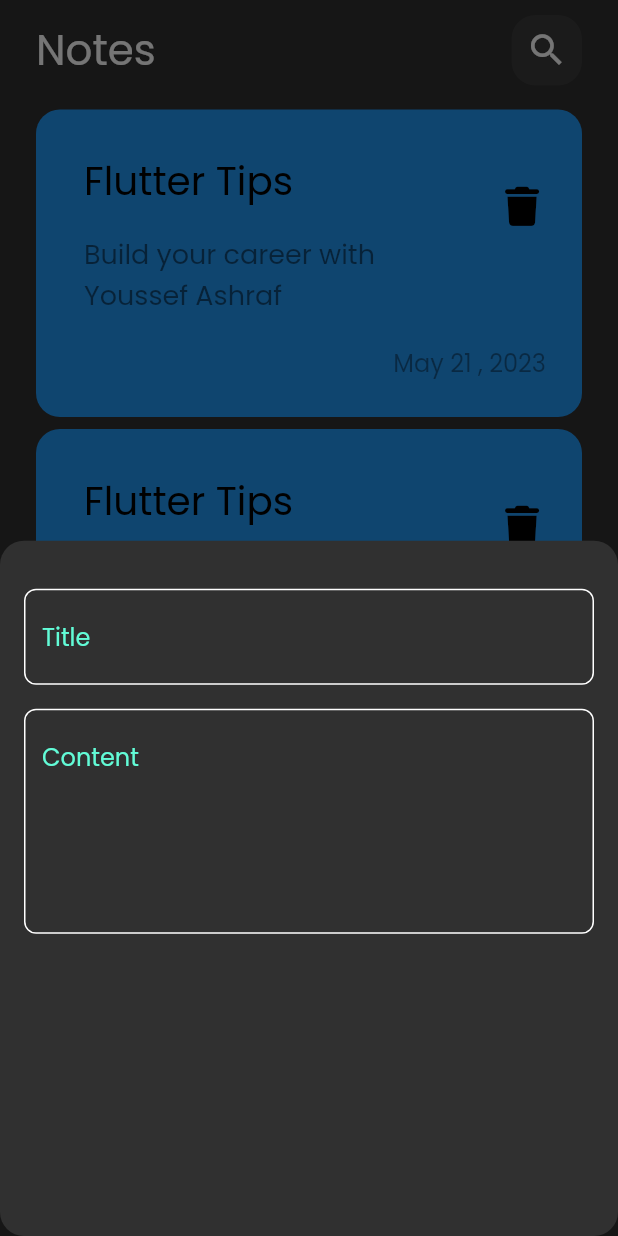
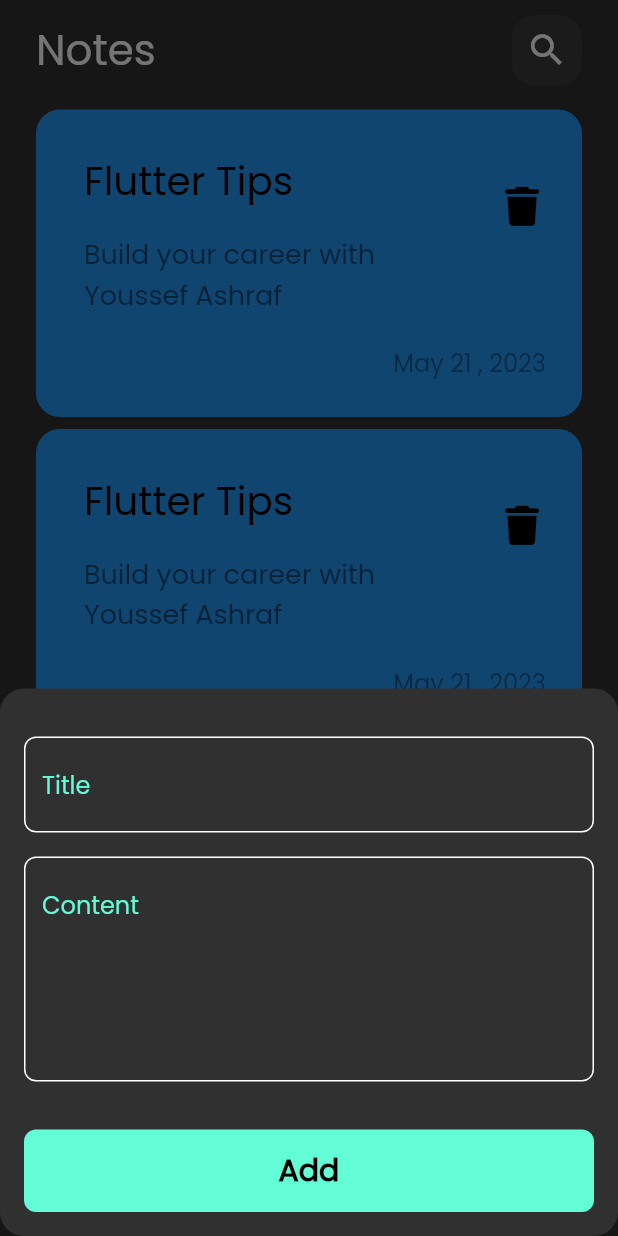
Before and after one commit to eljohnnyy/Note, a Flutter app: the screen it shows after launch, after a tap on the "add" icon, on a phone screen of 412 x 824 dp. Run offline on Flutter 3.47's test engine with Material 2 defaults, Android fonts, the phone set to English and light mode, and no system bars; our stand-ins replace font_awesome_flutter.

Commit message:
create custombutton

```diff
--- /dev/null
+++ b/lib/widget/custom_button.dart
@@ -0,0 +1,21 @@
+import 'package:flutter/cupertino.dart';
+import 'package:flutter/material.dart';
+
+import 'const.dart';
+
+class CustomButton extends StatelessWidget {
+  const CustomButton({super.key});
+
+  @override
+  Widget build(BuildContext context) {
+    return Container(
+      height: 55,
+      width: MediaQuery.of(context).size.width,
+      decoration: BoxDecoration(
+       color: kprimarycolor,
+       borderRadius: BorderRadius.circular(8),
+      ),
+      child:const Center(child: Text('Add',style: TextStyle(fontSize: 20,fontWeight: FontWeight.bold,color: Colors.black,),),
+    ));
+  }
+}
--- a/lib/widget/show_button_sheet.dart
+++ b/lib/widget/show_button_sheet.dart
@@ -1,5 +1,9 @@
 import 'package:flutter/cupertino.dart';
+import 'package:flutter/material.dart';
+import 'package:note/widget/const.dart';
 import 'package:note/widget/customtextfield.dart';
+
+import 'custom_button.dart';
 
 class AddNoteShowButton extends StatelessWidget {
   const AddNoteShowButton({super.key});
@@ -8,12 +12,17 @@ class AddNoteShowButton extends StatelessWidget {
   Widget build(BuildContext context) {
     return const Padding(
       padding:  EdgeInsets.symmetric(horizontal: 16),
-      child:  Column(children: [
-        SizedBox(height: 32,),
-    CustomTextField(hint: 'Title',),
-    SizedBox(height:16),
-      CustomTextField(hint: 'Content',max: 5,),
-      ],),
+      child:  SingleChildScrollView(
+        child: Column(children: [
+          SizedBox(height: 32,),
+          CustomTextField(hint: 'Title',),
+          SizedBox(height:16),
+        CustomTextField(hint: 'Content',max: 5,),
+          SizedBox(height:32),
+        CustomButton(),
+         SizedBox(height:16),
+        ],),
+      ),
     );
   }
 }
```
